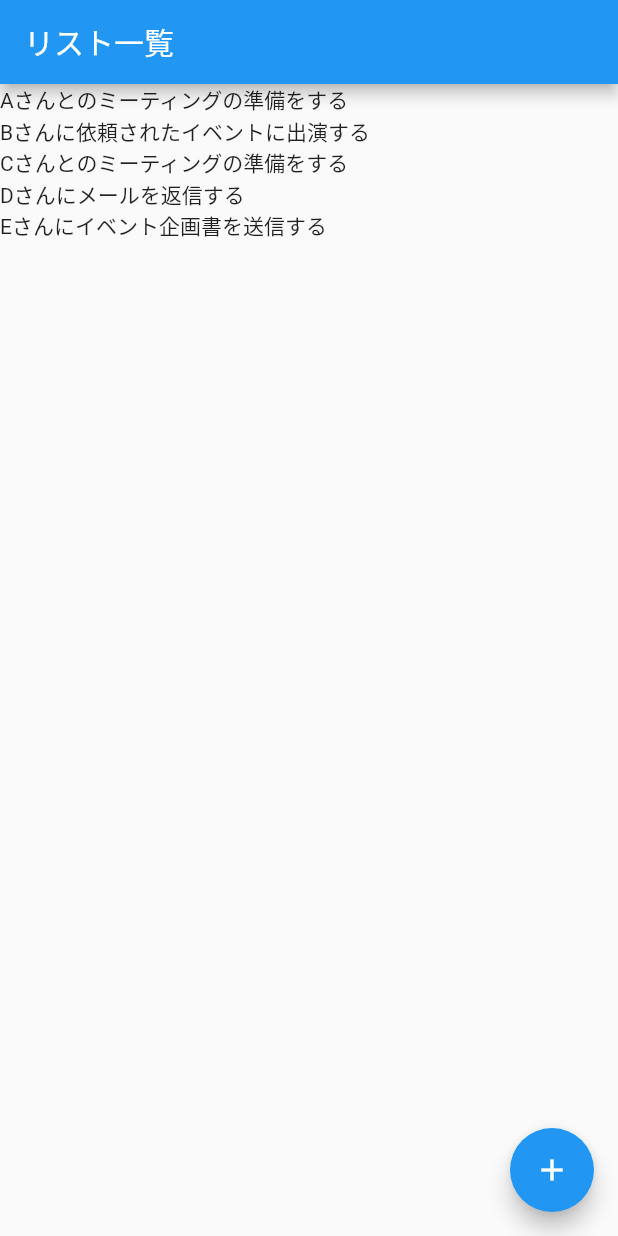
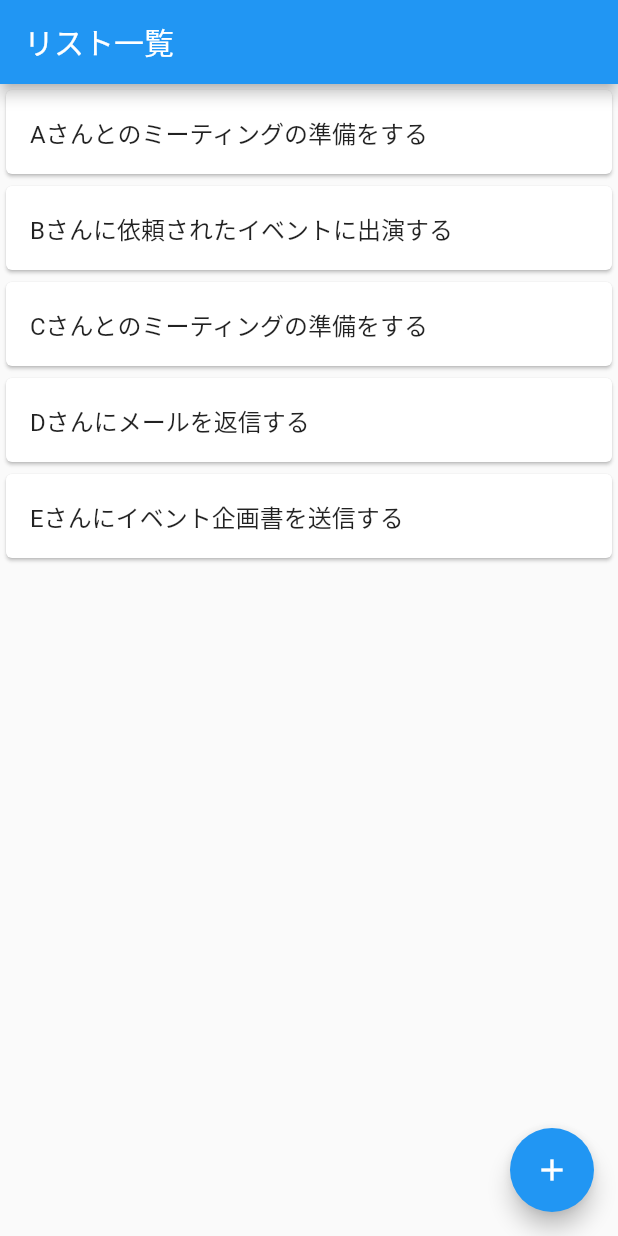
Before and after one commit to nishidayoshikatsu/flutter_todo_app, a Flutter app: the screen it shows after launch, on a phone screen of 412 x 824 dp. Run offline on Flutter 3.47's test engine with Material 2 defaults, Android fonts, the phone set to English and light mode, and no system bars.

Commit message:
リスト一覧のデザインを整える

```diff
--- a/lib/main.dart
+++ b/lib/main.dart
@@ -32,11 +32,31 @@ class TodoListPage extends StatelessWidget {
       // ListViewを使いリスト一覧を表示
       body: ListView(
         children: <Widget>[
-          Text('Aさんとのミーティングの準備をする'),
-          Text('Bさんに依頼されたイベントに出演する'),
-          Text('Cさんとのミーティングの準備をする'),
-          Text('Dさんにメールを返信する'),
-          Text('Eさんにイベント企画書を送信する')
+          Card(
+            child: ListTile(
+              title: Text('Aさんとのミーティングの準備をする'),
+            ),
+          ),
+          Card(
+            child: ListTile(
+              title: Text('Bさんに依頼されたイベントに出演する'),
+            ),
+          ),
+          Card(
+            child: ListTile(
+              title: Text('Cさんとのミーティングの準備をする'),
+            ),
+          ),
+          Card(
+            child: ListTile(
+              title: Text('Dさんにメールを返信する'),
+            ),
+          ),
+          Card(
+            child: ListTile(
+              title: Text('Eさんにイベント企画書を送信する'),
+            ),
+          ),
         ],
       ),
       floatingActionButton: FloatingActionButton(
```
